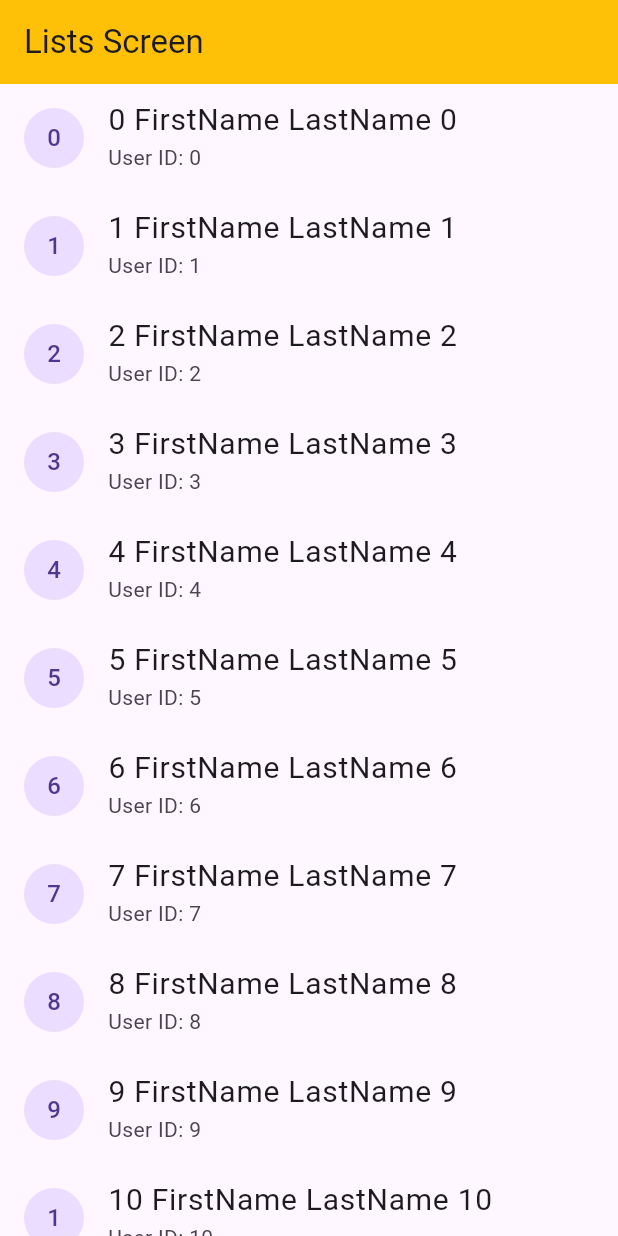
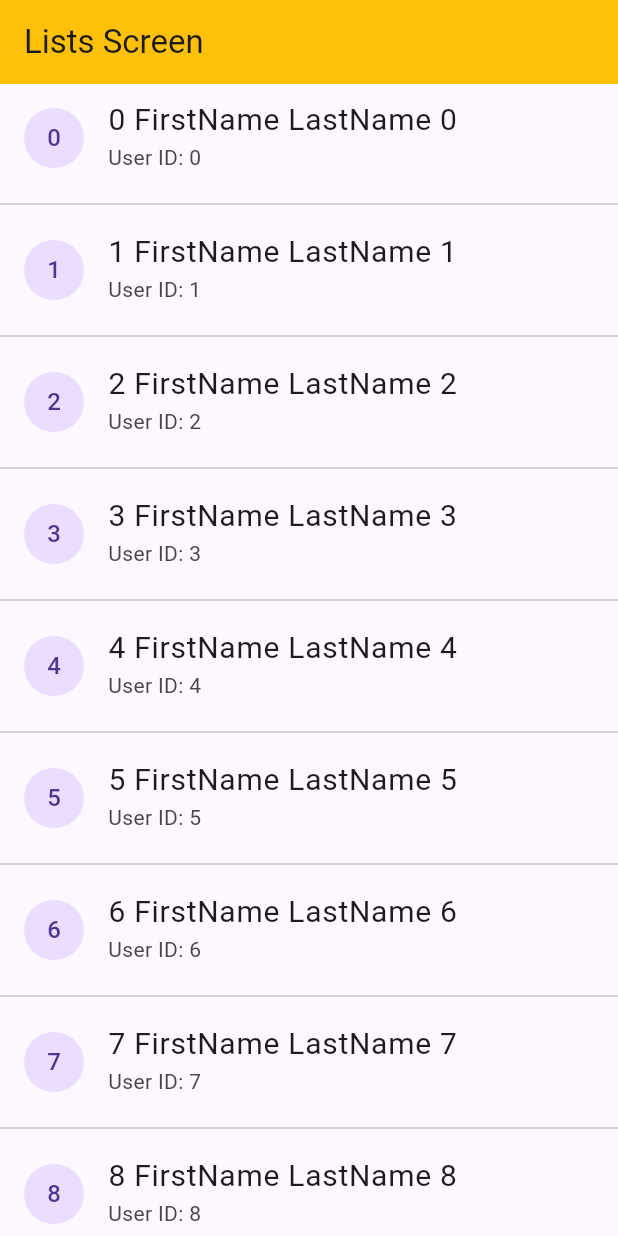
Before and after one commit to ThomasEcalle/moc-3-2026, a Flutter app: the screen it shows after launch, on a phone screen of 412 x 824 dp. Run offline on Flutter 3.47's test engine with Material 3 defaults, Android fonts, the phone set to English and light mode, and no system bars.

Commit message:
Add ListView example

```diff
--- a/lib/lists/lists_screen.dart
+++ b/lib/lists/lists_screen.dart
@@ -18,20 +18,40 @@ class ListsScreen extends StatelessWidget {
         backgroundColor: Colors.amber,
         title: Text('Lists Screen'),
       ),
-      body: SingleChildScrollView(
-        child: Column(
-          children: List.generate(users.length, (index) {
-            final user = users[index];
-            print('Building user: ${user.firstName} ${user.lastName}');
-            return ListTile(
-              leading: CircleAvatar(
-                child: Text(user.firstName[0]),
-              ),
-              title: Text('${user.firstName} ${user.lastName}'),
-              subtitle: Text('User ID: $index'),
+      // body: SingleChildScrollView(
+      //   child: Column(
+      //     children: List.generate(users.length, (index) {
+      //       final user = users[index];
+      //       print('Building user: ${user.firstName} ${user.lastName}');
+      //       return ListTile(
+      //         leading: CircleAvatar(
+      //           child: Text(user.firstName[0]),
+      //         ),
+      //         title: Text('${user.firstName} ${user.lastName}'),
+      //         subtitle: Text('User ID: $index'),
+      //       );
+      //     }),
+      //   ),
+      // ),
+      body: ListView.separated(
+        itemCount: users.length + 1,
+        separatorBuilder: (context, index) => const Divider(),
+        itemBuilder: (context, index) {
+          if(index == users.length) {
+            return const Padding(
+              padding: EdgeInsets.all(16.0),
+              child: Center(child: CircularProgressIndicator()),
             );
-          }),
-        ),
+          }
+
+          final user = users[index];
+          print('Building user: ${user.firstName} ${user.lastName}');
+          return ListTile(
+            leading: CircleAvatar(child: Text(user.firstName[0])),
+            title: Text('${user.firstName} ${user.lastName}'),
+            subtitle: Text('User ID: $index'),
+          );
+        },
       ),
     );
   }
```
